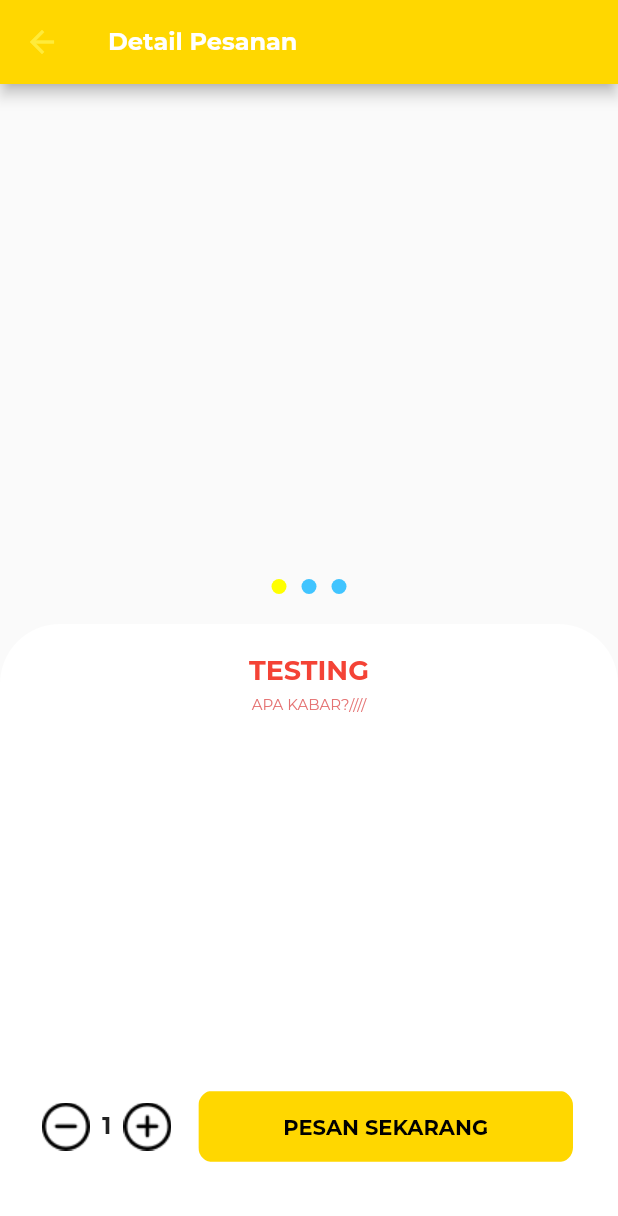
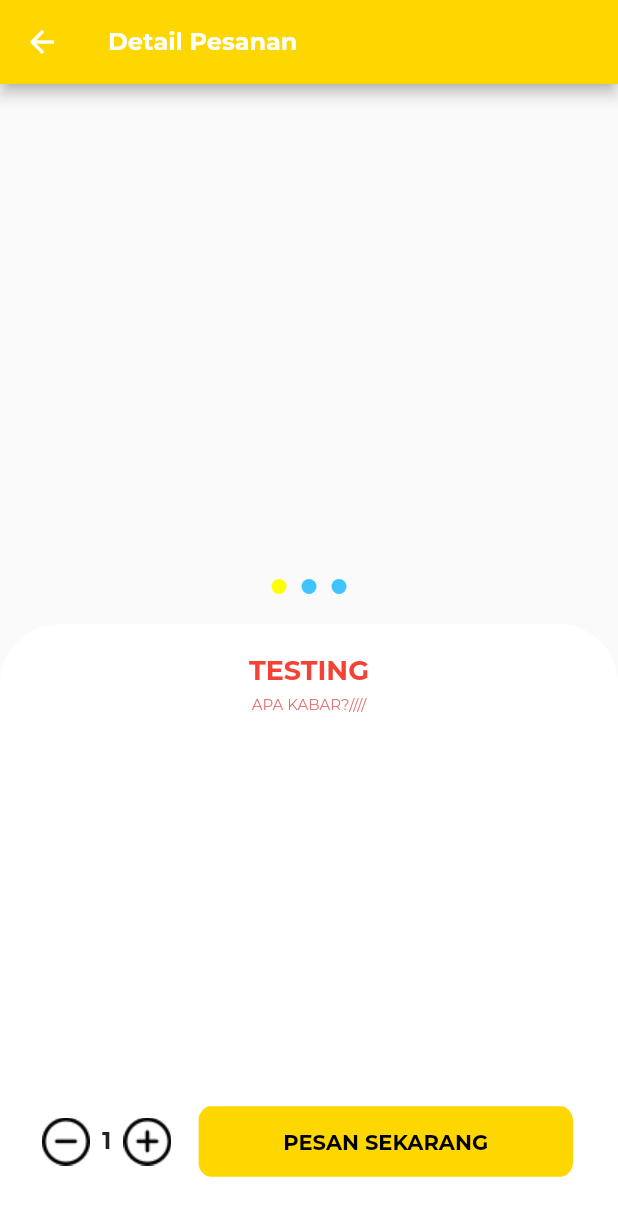
Before and after one commit to AZIS2011/tugas_akhir, a Flutter app: the Daftar_Menu screen opened directly, after a tap on "Juice Naga", on a phone screen of 412 x 824 dp. Shown: the top 1216 px of the screen. Run offline on Flutter 3.47's test engine with Material 2 defaults, Android fonts, the light colour scheme and no system bars; drawn by our look-alikes of carousel_slider.

Commit message:
Push terakhir

```diff
--- a/lib/ui/admin/tambah_akun.dart
+++ b/lib/ui/admin/tambah_akun.dart
@@ -54,7 +54,7 @@ class _Tambah_AkunState extends State<Tambah_Akun> {
       child: Scaffold(
         appBar: AppBar(
           elevation: 0,
-           backgroundColor: Color(0xffFFD700),
+          backgroundColor: Color(0xffFFD700),
           leading: IconButton(
             icon: Icon(Icons.arrow_back, color: Color(0xff141414)),
             onPressed: () {
--- a/lib/ui/chef/beranda_chef.dart
+++ b/lib/ui/chef/beranda_chef.dart
@@ -1,6 +1,4 @@
 import 'package:flutter/material.dart';
-import 'package:flutter/src/foundation/key.dart';
-import 'package:flutter/src/widgets/framework.dart';
 import 'package:radja_coffe/ui/chef/penyajian.dart';
 
 class Beranda_Chef extends StatefulWidget {
--- a/lib/ui/kasir/pembayaran.dart
+++ b/lib/ui/kasir/pembayaran.dart
@@ -1,6 +1,4 @@
 import 'package:flutter/material.dart';
-import 'package:flutter/src/foundation/key.dart';
-import 'package:flutter/src/widgets/framework.dart';
 import 'package:radja_coffe/ui/kasir/meja.dart';
 
 class Pembayaran extends StatefulWidget {
--- a/lib/ui/kasir/rekap_pembayaran.dart
+++ b/lib/ui/kasir/rekap_pembayaran.dart
@@ -1,6 +1,5 @@
 import 'package:flutter/material.dart';
-import 'package:flutter/src/foundation/key.dart';
-import 'package:flutter/src/widgets/framework.dart';
+
 
 class Rekap_Pembayaran extends StatefulWidget {
   const Rekap_Pembayaran({Key? key}) : super(key: key);
--- a/lib/ui/pelayan/daftar_menu.dart
+++ b/lib/ui/pelayan/daftar_menu.dart
@@ -1,6 +1,5 @@
 import 'package:flutter/material.dart';
-import 'package:flutter/src/foundation/key.dart';
-import 'package:flutter/src/widgets/framework.dart';
+
 
 import 'detail_pesanan.dart';
 
@@ -12,7 +11,7 @@ class Daftar_Menu extends StatefulWidget {
 }
 
 class _Daftar_MenuState extends State<Daftar_Menu> {
-  TextEditingController _textEditingController = TextEditingController();
+  // TextEditingController _textEditingController = TextEditingController();
 
   List freshList = [
     {
@@ -58,6 +57,8 @@ class _Daftar_MenuState extends State<Daftar_Menu> {
       child: Scaffold(
           appBar: AppBar(
             automaticallyImplyLeading: false,
+            title: Text("Daftar Menu", style: TextStyle(fontSize: 19, fontWeight: FontWeight.bold, color: Colors.black),),
+            centerTitle: true,
             // leading: IconButton(
             //     onPressed: () {
             //       Navigator.pop(context);
--- a/lib/ui/pelayan/detail_pesanan.dart
+++ b/lib/ui/pelayan/detail_pesanan.dart
@@ -1,7 +1,6 @@
 import 'package:carousel_slider/carousel_slider.dart';
 import 'package:flutter/material.dart';
-import 'package:flutter/src/foundation/key.dart';
-import 'package:flutter/src/widgets/framework.dart';
+
 
 class Detail_Pesanan extends StatefulWidget {
   const Detail_Pesanan({Key? key}) : super(key: key);
@@ -58,7 +57,7 @@ class _Detail_PesananState extends State<Detail_Pesanan> {
             onPressed: () {
               Navigator.pop(context);
             },
-            icon: Icon(Icons.arrow_back, color: Colors.yellow),
+            icon: Icon(Icons.arrow_back, color: Colors.white, textDirection: TextDirection.ltr),
           ),
         ),
         body: Column(
@@ -155,7 +154,7 @@ class _Detail_PesananState extends State<Detail_Pesanan> {
                       ],
                     ),
                     SizedBox(
-                      height: 200,
+                      height: 210,
                     ),
                     SizedBox(height: 52),
                     Row(
--- a/lib/ui/pelayan/navigation_bar.dart
+++ b/lib/ui/pelayan/navigation_bar.dart
@@ -4,6 +4,7 @@ import 'package:radja_coffe/ui/pelayan/beranda_pelayan.dart';
 import 'package:radja_coffe/ui/pelayan/daftar_menu.dart';
 import 'package:radja_coffe/ui/pelayan/dashboard.dart';
 import 'package:radja_coffe/ui/pelayan/pesanan.dart';
+import 'package:radja_coffe/ui/pelayan/pilihan_menu.dart';
 
 class NavBarPage extends StatefulWidget {
   final int? initTab;
@@ -29,7 +30,7 @@ class _NavBarPageState extends State<NavBarPage> {
   }
 
   late bool _isloading;
-  final _widgetOptions = [Dashboard(), Daftar_Menu(), Pesanan()];
+  final _widgetOptions = [Dashboard(), Pilihan_Menu(), Pesanan()];
 
   @override
   Widget build(BuildContext context) {
```
Also changed, not shown: lib/main.dart (+0 -10 lines), lib/ui/pelayan/pilihan_menu.dart (+12 -3 lines).
